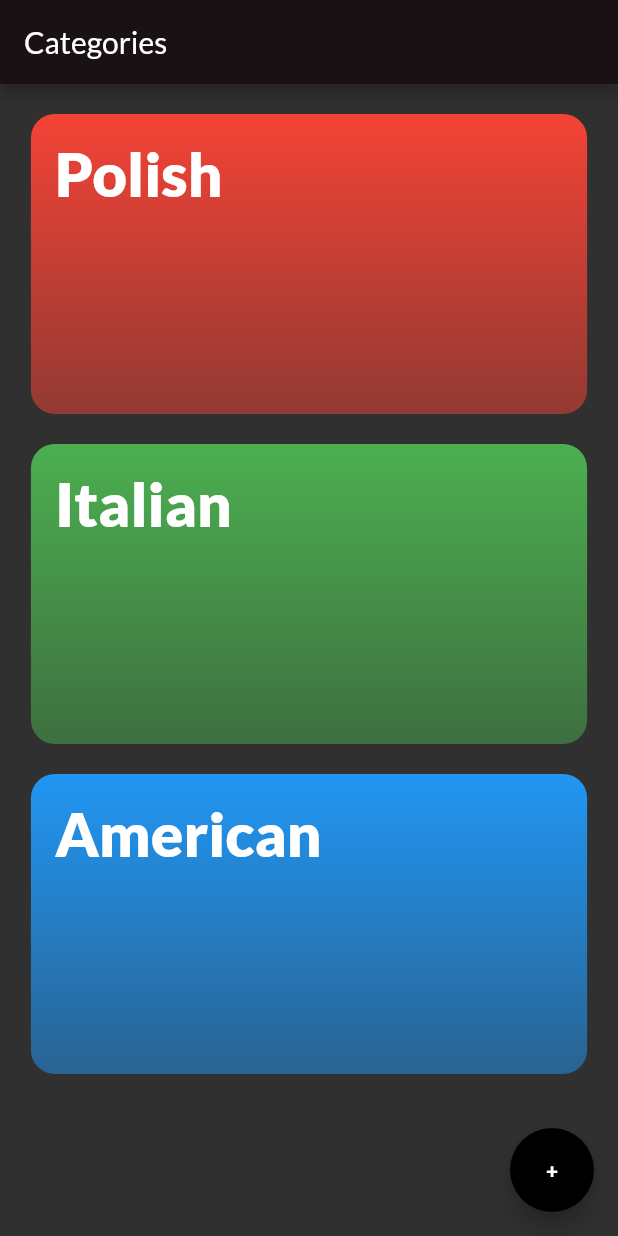
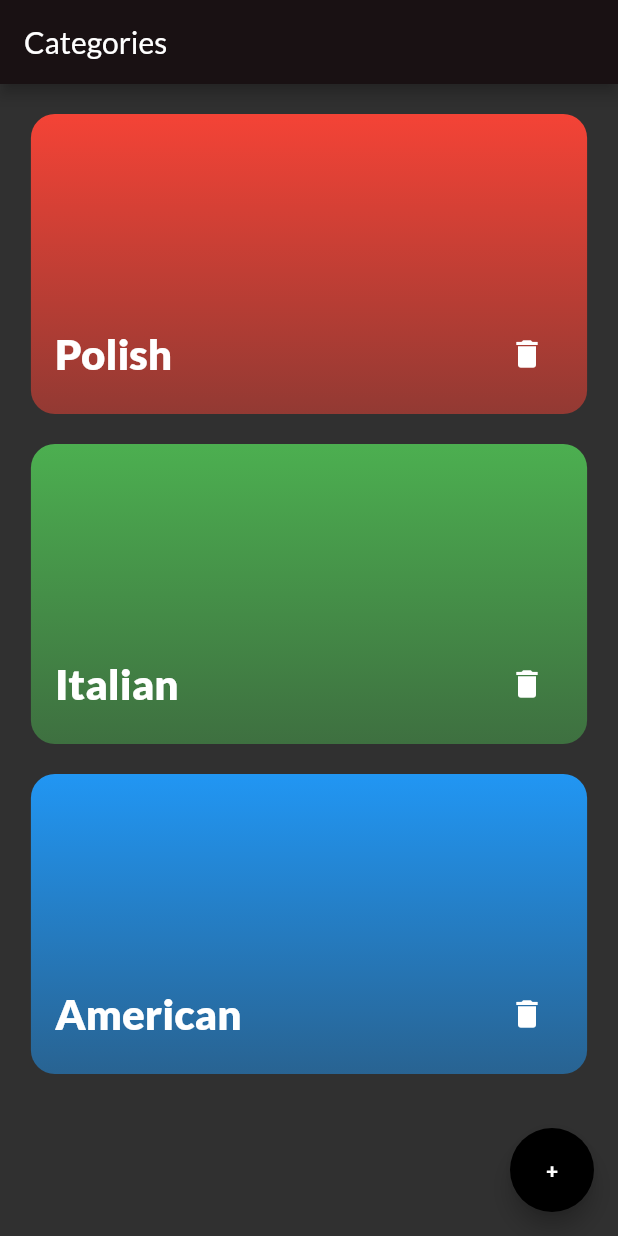
Before and after one commit to antonLulavskyi/flutter_meal_aplication, a Flutter app: the screen it shows after launch, on a phone screen of 412 x 824 dp. Run offline on Flutter 3.47's test engine with Material 2 defaults, Android fonts, the phone set to English and light mode, and no system bars; drawn by our look-alikes of auto_size_text.

Commit message:
Adding a delete iconButton, and adding a deleteItem(withId) function to the categories_provider class.

```diff
--- a/lib/main.dart
+++ b/lib/main.dart
@@ -1,5 +1,6 @@
 import 'package:flutter/material.dart';
 import 'package:flutter_meal_aplication/models/categories_provider.dart';
+import 'package:flutter_meal_aplication/models/meals_provider.dart';
 import 'package:flutter_meal_aplication/screens/categories_screen.dart';
 import 'package:provider/provider.dart';
 
@@ -10,11 +11,13 @@ void main() {
 class MyApp extends StatelessWidget {
   const MyApp({Key? key}) : super(key: key);
 
-  // This widget is the root of your application.
   @override
   Widget build(BuildContext context) {
-    return ChangeNotifierProvider(
-      create: (context) => Categories(),
+    return MultiProvider(
+      providers: [
+        ChangeNotifierProvider(create: (context) => Categories(),),
+        ChangeNotifierProvider(create: (context) => Meals(),),
+      ],
       child: MaterialApp(
         debugShowCheckedModeBanner: false,
         title: 'Meals App',
@@ -42,10 +45,22 @@ class MyApp extends StatelessWidget {
                 fontFamily: 'Lato',
                 fontStyle: FontStyle.normal,
                 fontWeight: FontWeight.w700,
-                color: Colors.white),
+                color: Colors.white,
+                ),
+                headlineMedium: TextStyle(
+                  fontFamily: 'Lato',
+                fontStyle: FontStyle.normal,
+                fontWeight: FontWeight.w400,
+                color: Colors.white,
+                ),
           ),
         ),
-        home: CategoriesScreen(),
+
+        initialRoute: CategoriesScreen.routeName,
+        routes: {
+          CategoriesScreen.routeName:(context) => const CategoriesScreen(),
+          //CategoryMealsScreen.routeName:(context) => const CategoryMealsScreen(),
+        },
       ),
     );
   }
--- a/lib/models/categories_provider.dart
+++ b/lib/models/categories_provider.dart
@@ -1,5 +1,4 @@
 import 'package:flutter/material.dart';
-import 'package:provider/provider.dart';
 import 'category_model.dart';
 import 'dart:math';
 
@@ -23,4 +22,9 @@ class Categories with ChangeNotifier {
    notifyListeners();
  }
 
+ void deleteCategory(int withIndex) {
+   _kCategoriesData.removeAt(withIndex);
+   notifyListeners();
+ }
+
 }
--- a/lib/models/category_model.dart
+++ b/lib/models/category_model.dart
@@ -19,9 +19,3 @@ class Category {
     kCategoriesData.add(newCategory);
   }
 }
-
-//  List<Category> kCategoriesData = [
-//   Category(id: 'a1', title: 'Polish', color: Colors.red),
-//   Category(id: 'a1', title: 'Italian', color: Colors.green),
-//   Category(id: 'a1', title: 'American', color: Colors.blue),
-// ];
--- /dev/null
+++ b/lib/models/meal_model.dart
@@ -0,0 +1,48 @@
+
+
+enum Complexity {
+  simple,
+  chalanging,
+  hard,
+}
+
+enum Affordability {
+  $,
+  $$,
+  $$$,
+}
+
+class Meal {
+  final String id;
+  final List<String> categories;
+  final String title;
+  final String imageUrl;
+  final List<String> ingridients;
+  final List<String> cookingSteps;
+  final int duration;
+  final Complexity complexity;
+  final Affordability affordabillity;
+  final bool isGlutenFree;
+  final bool isLActoseFree;
+  final bool isVegan;
+  final bool isVegeterian;
+  bool isFavorite = false;
+
+   Meal({
+    required this.id,
+    required this.categories,
+    required this.title,
+    required this.imageUrl,
+    required this.ingridients,
+    required this.cookingSteps,
+    required this.duration,
+    required this.complexity,
+    required this.affordabillity,
+    required this.isGlutenFree,
+    required this.isLActoseFree,
+    required this.isVegan,
+    required this.isVegeterian,
+  });
+
+
+}
--- /dev/null
+++ b/lib/models/meals_provider.dart
@@ -0,0 +1,83 @@
+
+import 'package:flutter/material.dart';
+
+import 'meal_model.dart';
+
+class Meals with ChangeNotifier {
+  final  List<Meal> _meals = [
+    Meal(id: 'a1',
+    categories: ['Polish'],
+    title: 'Pierogi',
+    imageUrl: 'https://media.istockphoto.com/photos/top-view-russian-ravioli-pasta-picture-id916523010?k=20&m=916523010&s=612x612&w=0&h=m0ODZT-JG2JfmWnD9-yxxMkb2FtNx7Dwv9cnSLhtRTw=',
+    ingridients: ['5 cups all-purpose flour','1 teaspoon salt','1 cup water','3 large eggs','1/2 cup butter, softened','2 tablespoons butter','5 ounces cream cheese, softened','1/2 teaspoon salt','1/2 teaspoon pepper',],
+    cookingSteps: [
+      'In a food processor, combine flour and salt; cover and pulse to blend. Add water, eggs and butter; cover and pulse until dough forms a ball, adding an additional 1 to 2 tablespoons of water or flour if needed. Let rest, covered, 15 to 30 minutes.',
+      'Place potatoes in a large saucepan and cover with water. Bring to a boil over high heat. Reduce heat; cover and simmer until tender, 10-15 minutes. Meanwhile, in a large skillet over medium-high heat, saute onions in butter until tender.',
+      'Drain potatoes. Over very low heat, stir potatoes until steam has evaporated, 1-2 minutes. Press through a potato ricer or strainer into a large bowl. Stir in cream cheese, salt, pepper and onion mixture.',
+      'Divide dough into 4 parts. On a lightly floured surface, roll 1 portion of dough to 1/8-in. thickness; cut with a floured 3-in. biscuit cutter. Place 2 teaspoons of filling in center of each circle. Moisten edges with water; fold in half and press edges to seal. Repeat with remaining dough and filling.',
+      'Bring a Dutch oven of water to a boil over high heat; add pierogi in batches. Reduce heat to a gentle simmer; cook until pierogi float to the top and are tender, 1-2 minutes. Remove with a slotted spoon. In a large skillet, saute 4 pierogi and onion in butter until pierogi are lightly browned and heated through; sprinkle with parsley. Repeat with remaining pierogi.',
+    ],
+    duration: 120,
+    complexity: Complexity.chalanging,
+    affordabillity: Affordability.$,
+    isGlutenFree: false,
+    isLActoseFree: false,
+    isVegan: false,
+    isVegeterian: false,
+    ),
+    Meal(
+      id: 'a2',
+      categories: ['Italian'],
+      title: 'Pizza Margarita',
+      imageUrl: 'https://images.unsplash.com/photo-1513104890138-7c749659a591?ixlib=rb-1.2.1&ixid=MnwxMjA3fDB8MHxzZWFyY2h8MXx8cGl6emF8ZW58MHx8MHx8&auto=format&fit=crop&w=700&q=60',
+      ingridients: ['12-inch round of pizza dough, stretched','tablespoons tomato sauce','Extra-virgin olive oil','2 ¾ ounces fresh mozzarella','4 to 5 basil leaves, roughly torn',],
+      cookingSteps: [
+        'Place a pizza stone or tiles on the middle rack of your oven and turn heat to its highest setting. Let it heat for at least an hour.',
+        'Put the sauce in the center of the stretched dough and use the back of a spoon to spread it evenly across the surface, stopping approximately 1/2 inch from the edges.',
+        'Drizzle a little olive oil over the pie. Break the cheese into large pieces and place these gently on the sauce. Scatter basil leaves over the top.',
+        'Using a pizza peel, pick up the pie and slide it onto the heated stone or tiles in the oven. Bake until the crust is golden brown and the cheese is bubbling, approximately 4 to 8 minutes.',
+      ],
+      duration: 80,
+      complexity: Complexity.simple,
+      affordabillity: Affordability.$,
+      isGlutenFree: false,
+      isLActoseFree: false,
+      isVegan: false,
+      isVegeterian: true,
+      ),
+      Meal(
+        id: 'a3',
+        categories: ['American'],
+        title: 'Beef Burger',
+        imageUrl: 'https://media.istockphoto.com/photos/junk-food-homemade-beef-burgers-on-vintage-wooden-background-picture-id1302436326?b=1&k=20&m=1302436326&s=170667a&w=0&h=MvSjb8R4lOJT_NteIiZxfIoZvXIkKucRUVeViFBLVN4=',
+        ingridients: ['1 small onion, diced','500g good-quality beef mince','1 egg','1 tbsp vegetable oil','4 burger buns','All or any of the following to serve: sliced tomato, beetroot, horseradish sauce, mayonnaise, ketchup, handful iceberg lettuce, rocket, watercress',],
+        cookingSteps: [
+          'Tip 500g beef mince into a bowl with 1 small diced onion and 1 egg, then mix.',
+          'Divide the mixture into four. Lightly wet your hands. Carefully roll the mixture into balls, each about the size of a tennis ball.',
+          'Set in the palm of your hand and gently squeeze down to flatten into patties about 3cm thick. Make sure all the burgers are the same thickness so that they will cook evenly.',
+          'Put on a plate, cover with cling film and leave in the fridge to firm up for at least 30 mins.',
+          'Heat the barbecue to medium hot (there will be white ash over the red hot coals – about 40 mins after lighting). Lightly brush one side of each burger with vegetable oil.',
+          'Place the burgers, oil-side down, on the barbecue. Cook for 5 mins until the meat is lightly charred. Don’t move them around or they may stick.',
+          'Oil the other side, then turn over using tongs. Don’t press down on the meat, as that will squeeze out the juices.'
+          'Cook for 5 mins more for medium. If you like your burgers pink in the middle, cook 1 min less each side. For well done, cook 1 min more.',
+          'Take the burgers off the barbecue. Leave to rest on a plate so that all the juices can settle inside.',
+          'Slice four burger buns in half. Place, cut-side down, on the barbecue rack and toast for 1 min until they are lightly charred. Place a burger inside each bun, then top with your choice of accompaniment.',
+
+        ],
+        duration: 90,
+        complexity: Complexity.hard,
+        affordabillity: Affordability.$$$,
+        isGlutenFree: false,
+        isLActoseFree: true,
+        isVegan: false,
+        isVegeterian: false,
+        ),
+  ];
+
+  List<Meal> get meals => _meals;
+
+  // void toggleIsFavotite() {
+  //   isFavorite != isFavorite;
+  //   notifyListeners();
+  // }
+}
--- a/lib/screens/categories_screen.dart
+++ b/lib/screens/categories_screen.dart
@@ -4,22 +4,24 @@ import 'package:provider/provider.dart';
 
 import '../models/categories_provider.dart';
 
-
-
 class CategoriesScreen extends StatelessWidget {
+  static const routeName = '/categories';
   const CategoriesScreen({Key? key}) : super(key: key);
 
   @override
   Widget build(BuildContext context) {
-
     Size screenSize = MediaQuery.of(context).size;
     TextTheme textTheme = Theme.of(context).textTheme;
+
+    print(screenSize.width);
 
     final categoriesData = Provider.of<Categories>(context).categoriesData;
     final data = Provider.of<Categories>(context);
 
     return Scaffold(
-      appBar: AppBar(title: Text('Categories', style: textTheme.titleLarge),),
+      appBar: AppBar(
+        title: Text('Categories', style: textTheme.titleLarge),
+      ),
       body: Center(
         child: Container(
           margin: const EdgeInsets.only(top: 20),
@@ -29,7 +31,7 @@ class CategoriesScreen extends StatelessWidget {
             gridDelegate: const SliverGridDelegateWithMaxCrossAxisExtent(
               maxCrossAxisExtent: 500, // width
               mainAxisExtent: 200, // height
-              childAspectRatio: 2/3,
+              childAspectRatio: 2 / 3,
               crossAxisSpacing: 20,
               mainAxisSpacing: 20,
             ),
@@ -40,9 +42,12 @@ class CategoriesScreen extends StatelessWidget {
           ),
         ),
       ),
-      floatingActionButton: FloatingActionButton(onPressed: () {
-        data.addNewCategory('New Category');
-      }, child: const Text('+'),),
+      floatingActionButton: FloatingActionButton(
+        onPressed: () {
+          data.addNewCategory('New Category');
+        },
+        child: const Text('+'),
+      ),
     );
   }
 }
--- a/lib/screens/category_meals_screen.dart
+++ b/lib/screens/category_meals_screen.dart
@@ -1,11 +1,11 @@
 import 'package:flutter/material.dart';
+import 'package:flutter_meal_aplication/models/meals_provider.dart';
+import 'package:flutter_meal_aplication/widgets/meal_item.dart';
 import 'package:provider/provider.dart';
 import '../models/categories_provider.dart';
 
 class CategoryMealsScreen extends StatelessWidget {
-
-  // final String categoryId;
-  // final String categoryTitle;
+  static const routeName = '/category-meal';
   final int index;
   const CategoryMealsScreen({ Key? key, required this.index}) : super(key: key);
 
@@ -13,10 +13,16 @@ class CategoryMealsScreen extends StatelessWidget {
   Widget build(BuildContext context) {
 
     final categoriesData = Provider.of<Categories>(context).categoriesData;
+    final providerMealData = Provider.of<Meals>(context).meals;
 
     return Scaffold(
       appBar: AppBar(title: Text(categoriesData[index].title)),
-      body: Center(child: Text(categoriesData[index].title)),
+      body: ListView.builder(
+        itemCount: providerMealData.length,
+        itemBuilder: (context, index) {
+          return MealItem(index: index);
+        }
+        ),
     );
   }
 }
--- a/lib/widgets/category_item.dart
+++ b/lib/widgets/category_item.dart
@@ -1,29 +1,27 @@
 import 'package:flutter/material.dart';
-import 'package:flutter_meal_aplication/models/categories_provider.dart';
 import 'package:provider/provider.dart';
+
+import 'package:auto_size_text/auto_size_text.dart';
+
+import '../models/categories_provider.dart';
 import '../screens/category_meals_screen.dart';
 
 class CategoryItem extends StatelessWidget {
   final int index;
-  // final String title;
-  // final Color backgroundColor;
 
   const CategoryItem(
       {Key? key,
       required this.index,
-      // required this.title,
-      // required this.backgroundColor
       })
       : super(key: key);
 
   void selectCategory(BuildContext context) {
+    print('Index: $index');
     Navigator.push(
         context,
         MaterialPageRoute(
             builder: (_) => CategoryMealsScreen(
               index: index,
-                  //categoryId: id,
-                  //categoryTitle: title,
                 ),
             fullscreenDialog: true));
   }
@@ -31,21 +29,40 @@ class CategoryItem extends StatelessWidget {
   @override
   Widget build(BuildContext context) {
 
-    TextTheme textTheme = Theme.of(context).textTheme;
-    final categoriesData = Provider.of<Categories>(context).categoriesData;
+
+
+    //TextTheme textTheme = Theme.of(context).textTheme;
+    final providerCategoriesData = Provider.of<Categories>(context);
+    Size screenSize = MediaQuery.of(context).size;
 
     return GestureDetector(
       onTap: (() => selectCategory(context)),
       child: Container(
         padding: const EdgeInsets.all(16),
-        child: Text(
-          categoriesData[index].title,
-          style: textTheme.headlineLarge,
+        child: Row(
+          mainAxisAlignment: MainAxisAlignment.spaceBetween,
+          crossAxisAlignment: CrossAxisAlignment.end,
+          children: [
+            Container(
+              alignment: Alignment.topLeft,
+              height: screenSize.height * 0.05,
+              width: (screenSize.width <= 570 || screenSize.width >= 850) ? 260 : 178,
+              child: FittedBox(
+                child: AutoSizeText(
+                  providerCategoriesData.categoriesData[index].title,
+                  minFontSize: 28,
+                  maxFontSize: 30,
+                  style: const TextStyle(fontFamily: 'Lato', fontWeight: FontWeight.w700, overflow: TextOverflow.ellipsis),
+                ),
+              ),
+            ),
+            IconButton(onPressed: () => providerCategoriesData.deleteCategory(index), icon: const Icon(Icons.delete),),
+          ],
         ),
         decoration: BoxDecoration(
           gradient: LinearGradient(colors: [
-            categoriesData[index].color.withOpacity(0.5), // from color
-            categoriesData[index].color // to color
+            providerCategoriesData.categoriesData[index].color.withOpacity(0.5), // from color
+            providerCategoriesData.categoriesData[index].color // to color
           ], begin: Alignment.bottomCenter, end: Alignment.topCenter),
           borderRadius: BorderRadius.circular(16),
         ),
--- /dev/null
+++ b/lib/widgets/meal_item.dart
@@ -0,0 +1,26 @@
+import 'package:flutter/material.dart';
+import 'package:provider/provider.dart';
+
+import '../models/meals_provider.dart';
+
+class MealItem extends StatelessWidget {
+  final int index;
+  const MealItem({Key? key, required this.index}) : super(key: key);
+
+  @override
+  Widget build(BuildContext context) {
+
+    final providerData = Provider.of<Meals>(context).meals;
+    Size screenSize = MediaQuery.of(context).size;
+
+    return SizedBox(
+      width: screenSize.width * 0.8,
+      height: screenSize.height * 0.3,
+      child: Card(
+        child: Column(children: [
+          Image.network(providerData[index].imageUrl,),
+        ]),
+      ),
+    );
+  }
+}
--- a/pubspec.yaml
+++ b/pubspec.yaml
@@ -46,6 +46,7 @@ dev_dependencies:
   # rules and activating additional ones.
   flutter_lints: ^1.0.0
   provider: ^6.0.2
+  auto_size_text: ^3.0.0
 
 # For information on the generic Dart part of this file, see the
 # following page: https://dart.dev/tools/pub/pubspec
```
Also changed, not shown: pubspec.lock, 1 other file.
